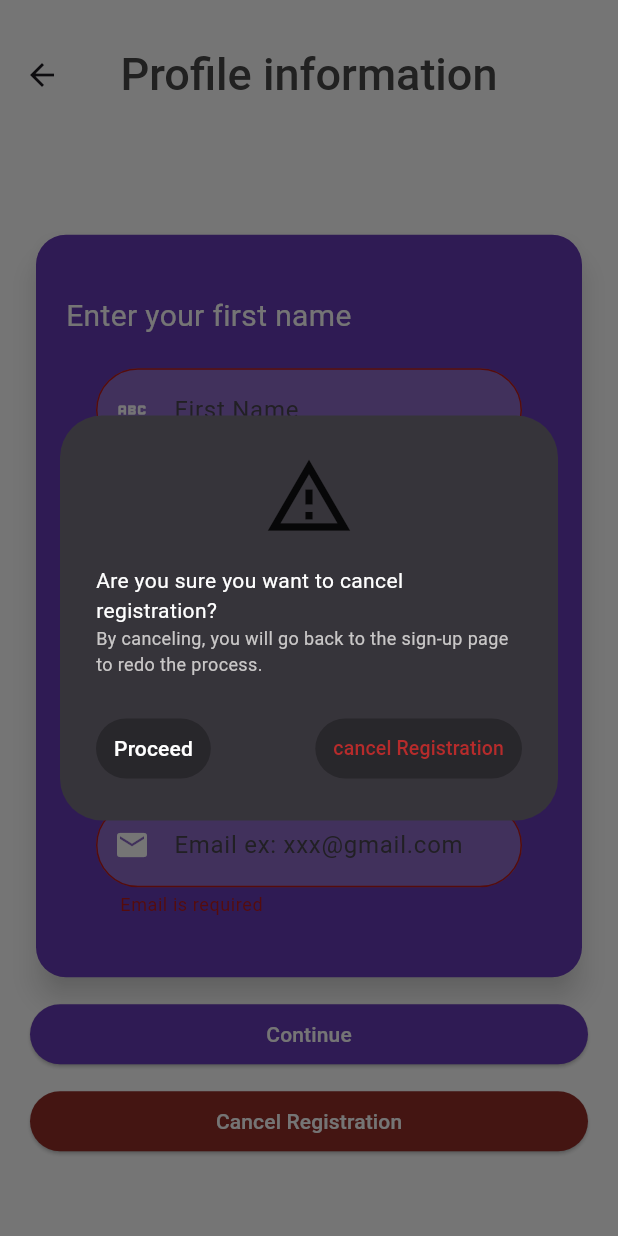
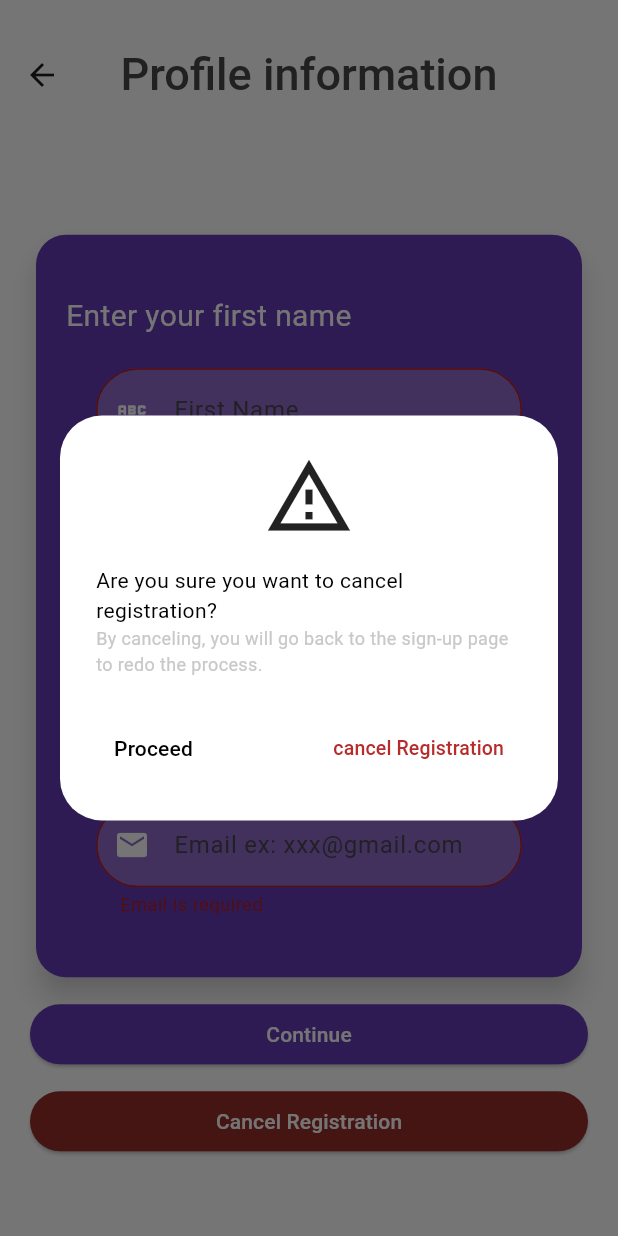
Before and after one commit to ShouqAlqureshi/achiva, a Flutter app: the NewUserInfoView screen opened by its route, after a tap on "Continue", after a tap on "Cancel Registration", on a phone screen of 412 x 824 dp. Run offline on Flutter 3.47's test engine with Material 3 defaults, Android fonts, the phone set to English and light mode, and no system bars; our stand-ins replace awesome_dialog, bloc, cloud_firestore, equatable, firebase_auth, firebase_core and 7 more; missing offline and left inert: firebase_app_check; accounts and stored records are empty; network calls fail.

Commit message:
consistent alert colors

```diff
--- a/lib/views/auth/new_user_info_view.dart
+++ b/lib/views/auth/new_user_info_view.dart
@@ -324,7 +324,7 @@ class _NewUserInfoViewState extends State<NewUserInfoView> {
         context: context,
         builder: (context) {
           return AlertDialog(
-            backgroundColor: const Color.fromARGB(255, 54, 52, 58),
+            backgroundColor: Colors.white,
             title: const Icon(
               Icons.warning_amber_outlined,
               size: 60,
@@ -334,7 +334,7 @@ class _NewUserInfoViewState extends State<NewUserInfoView> {
               children: const [
                 Text(
                   "Are you sure you want to cancel registration?",
-                  style: TextStyle(color: Colors.white),
+                  style: TextStyle(color: Colors.black),
                 ),
                 Text(
                   "By canceling, you will go back to the sign-up page to redo the process.",
@@ -350,20 +350,20 @@ class _NewUserInfoViewState extends State<NewUserInfoView> {
                 children: [
                   TextButton(
                     style: TextButton.styleFrom(
-                      backgroundColor: Colors.black26,
+                      backgroundColor: Colors.white,
                     ),
                     onPressed: () {
                       Navigator.of(context).pop(false);
                     },
                     child: const Text(
                       "Proceed",
-                      style: TextStyle(color: Colors.white),
+                      style: TextStyle(color: Colors.black),
                     ),
                   ),
                   const SizedBox(width: 10), // Add space between buttons
                   TextButton(
                     style: TextButton.styleFrom(
-                      backgroundColor: Colors.black26,
+                      backgroundColor: Colors.white,
                     ),
                     onPressed: () {
                       Navigator.of(context).pop(true);
--- a/lib/views/setting/app_settings_screen.dart
+++ b/lib/views/setting/app_settings_screen.dart
@@ -156,7 +156,7 @@ Future<bool> showLogOutDialog(BuildContext context) async {
             onPressed: () => Navigator.of(context).pop(false), // No
             child: const Text(
               'Cancel',
-              style: TextStyle(color: Colors.blue), // Customize button color if desired
+              style: TextStyle(color: Colors.black), // Customize button color if desired
             ),
           ),
           TextButton(
```
Also changed, not shown: lib/utilities/show_error_dialog.dart (+4 -4 lines), lib/views/SearchFriendsScreen.dart (+27 -13 lines), lib/views/auth/profile_picture_picker.dart (+7 -5 lines).
